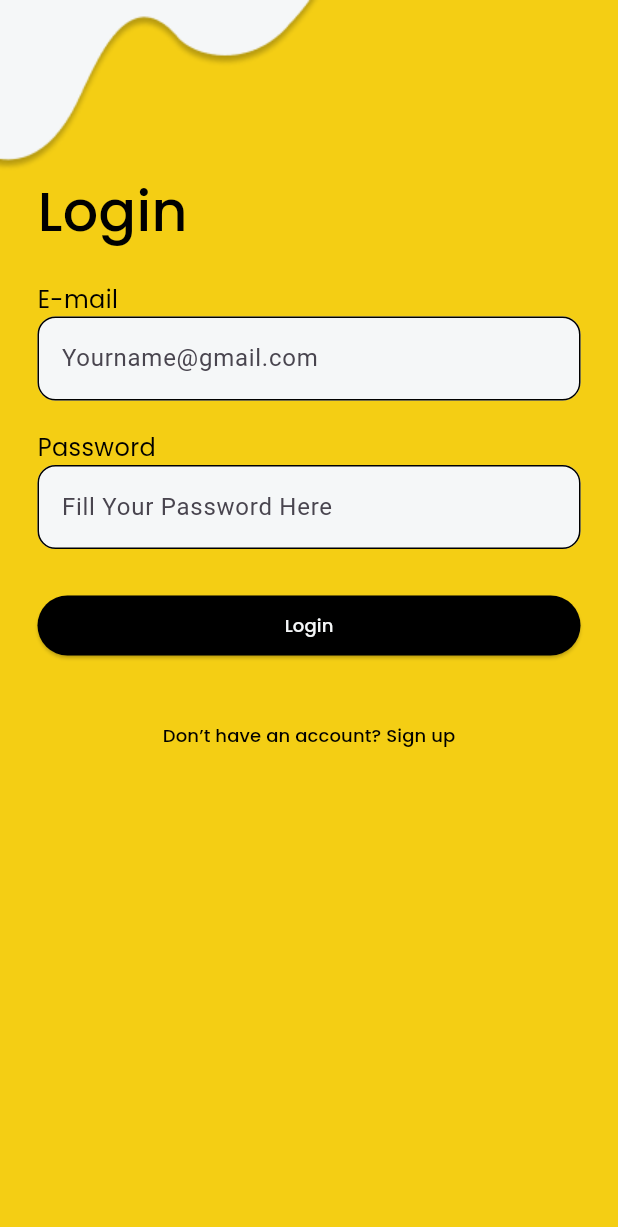
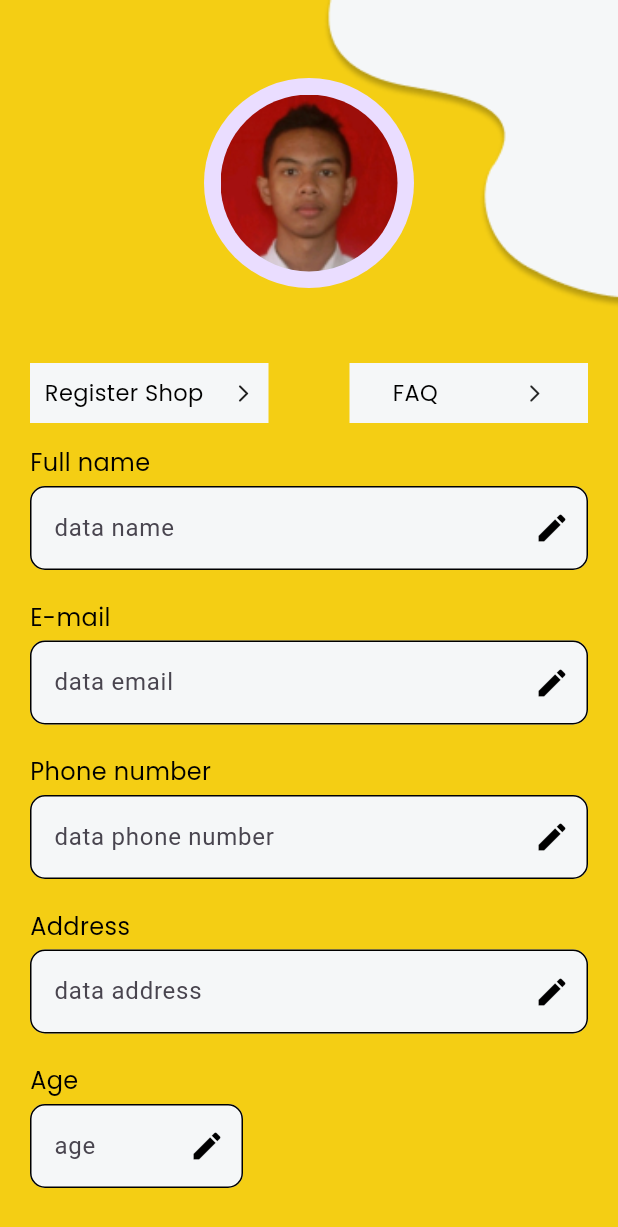
Before and after one commit to shandikadav/garudahack_priasigma, a Flutter app: the screen it shows after launch, on a phone screen of 412 x 824 dp. Shown: the top 1227 px of the screen. Run offline on Flutter 3.47's test engine with Material 3 defaults, Android fonts, the phone set to English and light mode, and no system bars; our stand-ins replace bloc, flutter_bloc, go_router, google_fonts, shared_preferences.

Commit message:
feat : add profile page

```diff
--- a/lib/routes/route_name.dart
+++ b/lib/routes/route_name.dart
@@ -5,4 +5,5 @@ abstract class RouteNames {
   static const signIn = 'signIn';
   static const signUp = 'signUp';
   static const home = 'home';
+  static const profile = 'profile';
 }
--- a/lib/routes/router.dart
+++ b/lib/routes/router.dart
@@ -1,4 +1,5 @@
 import 'package:garudahack_priasigmas/ui/pages/home_page.dart';
+import 'package:garudahack_priasigmas/ui/pages/profile_page.dart';
 import 'package:garudahack_priasigmas/ui/pages/signup_page.dart';
 import 'package:go_router/go_router.dart';
 
@@ -12,8 +13,8 @@ final router = GoRouter(
   routes: [
     GoRoute(
       path: '/',
-      name: RouteNames.splash,
-      builder: (context, state) => const SplashPage(),
+      name: RouteNames.profile,
+      builder: (context, state) => const ProfilePage(),
       // routes: []
     ),
     GoRoute(
--- /dev/null
+++ b/lib/ui/pages/profile_page.dart
@@ -0,0 +1,311 @@
+import 'package:flutter/material.dart';
+import 'package:garudahack_priasigmas/shared/theme/themes.dart';
+
+class ProfilePage extends StatelessWidget {
+  const ProfilePage({super.key});
+
+  @override
+  Widget build(BuildContext context) {
+    return Scaffold(
+      backgroundColor: primaryColor,
+      body: Stack(
+        children: [
+          Row(
+            mainAxisAlignment: MainAxisAlignment.end,
+            children: [
+              Image.asset('assets/img_vector1.png'),
+            ],
+          ),
+          ListView(
+            children: [
+              SizedBox(
+                height: 52,
+              ),
+              CircleAvatar(
+                minRadius: 70,
+                child: Container(
+                  height: 118,
+                  width: 118,
+                  decoration: BoxDecoration(
+                    shape: BoxShape.circle,
+                    image: DecorationImage(
+                      image: AssetImage('assets/img_profile.png'),
+                      fit: BoxFit.fill,
+                    ),
+                  ),
+                ),
+              ),
+              const SizedBox(
+                height: 50,
+              ),
+              Padding(
+                padding: const EdgeInsets.symmetric(horizontal: 20),
+                child: Row(
+                  mainAxisAlignment: MainAxisAlignment.spaceBetween,
+                  children: [
+                    InkWell(
+                      onTap: () {},
+                      child: Container(
+                        width: 159,
+                        height: 40,
+                        decoration: BoxDecoration(
+                          color: whiteColor,
+                        ),
+                        child: Row(
+                          mainAxisAlignment: MainAxisAlignment.spaceAround,
+                          children: [
+                            Text(
+                              'Register Shop',
+                              style: blackColorTextStyle.copyWith(
+                                fontSize: 15,
+                              ),
+                            ),
+                            const Icon(
+                              Icons.arrow_forward_ios_rounded,
+                              size: 14,
+                            )
+                          ],
+                        ),
+                      ),
+                    ),
+                    InkWell(
+                      onTap: () {},
+                      child: Container(
+                        width: 159,
+                        height: 40,
+                        decoration: BoxDecoration(
+                          color: whiteColor,
+                        ),
+                        child: Row(
+                          mainAxisAlignment: MainAxisAlignment.spaceAround,
+                          children: [
+                            Text(
+                              'FAQ',
+                              style: blackColorTextStyle.copyWith(
+                                fontSize: 15,
+                              ),
+                            ),
+                            const Icon(
+                              Icons.arrow_forward_ios_rounded,
+                              size: 14,
+                            )
+                          ],
+                        ),
+                      ),
+                    ),
+                  ],
+                ),
+              ),
+              const SizedBox(
+                height: 15,
+              ),
+              //full name textfield
+              Padding(
+                padding: const EdgeInsets.symmetric(
+                  horizontal: 20,
+                ),
+                child: Column(
+                  crossAxisAlignment: CrossAxisAlignment.start,
+                  children: [
+                    Text(
+                      'Full name',
+                      style: blackColorTextStyle.copyWith(
+                        fontSize: 16,
+                      ),
+                    ),
+                    const SizedBox(
+                      height: 4,
+                    ),
+                    TextField(
+                      // controller: nameController,
+                      decoration: InputDecoration(
+                        filled: true,
+                        fillColor: whiteColor,
+                        hintText: 'data name',
+                        suffixIcon: Icon(
+                          Icons.edit,
+                          color: blackColor,
+                        ),
+                        enabledBorder: OutlineInputBorder(
+                          borderRadius: BorderRadius.circular(10),
+                        ),
+                        focusedBorder: OutlineInputBorder(
+                          borderRadius: BorderRadius.circular(10),
+                        ),
+                      ),
+                    ),
+                  ],
+                ),
+              ),
+              const SizedBox(
+                height: 20,
+              ),
+              //email textfield
+              Padding(
+                padding: const EdgeInsets.symmetric(
+                  horizontal: 20,
+                ),
+                child: Column(
+                  crossAxisAlignment: CrossAxisAlignment.start,
+                  children: [
+                    Text(
+                      'E-mail',
+                      style: blackColorTextStyle.copyWith(
+                        fontSize: 16,
+                      ),
+                    ),
+                    const SizedBox(
+                      height: 4,
+                    ),
+                    TextField(
+                      // controller: nameController,
+                      decoration: InputDecoration(
+                        filled: true,
+                        fillColor: whiteColor,
+                        hintText: 'data email',
+                        suffixIcon: Icon(
+                          Icons.edit,
+                          color: blackColor,
+                        ),
+                        enabledBorder: OutlineInputBorder(
+                          borderRadius: BorderRadius.circular(10),
+                        ),
+                        focusedBorder: OutlineInputBorder(
+                          borderRadius: BorderRadius.circular(10),
+                        ),
+                      ),
+                    ),
+                  ],
+                ),
+              ),
+              const SizedBox(
+                height: 20,
+              ),
+              //phone number textfield
+              Padding(
+                padding: const EdgeInsets.symmetric(
+                  horizontal: 20,
+                ),
+                child: Column(
+                  crossAxisAlignment: CrossAxisAlignment.start,
+                  children: [
+                    Text(
+                      'Phone number',
+                      style: blackColorTextStyle.copyWith(
+                        fontSize: 16,
+                      ),
+                    ),
+                    const SizedBox(
+                      height: 4,
+                    ),
+                    TextField(
+                      // controller: nameController,
+                      decoration: InputDecoration(
+                        filled: true,
+                        fillColor: whiteColor,
+                        hintText: 'data phone number',
+                        suffixIcon: Icon(
+                          Icons.edit,
+                          color: blackColor,
+                        ),
+                        enabledBorder: OutlineInputBorder(
+                          borderRadius: BorderRadius.circular(10),
+                        ),
+                        focusedBorder: OutlineInputBorder(
+                          borderRadius: BorderRadius.circular(10),
+                        ),
+                      ),
+                    ),
+                  ],
+                ),
+              ),
+              const SizedBox(
+                height: 20,
+              ),
+              //address textfield
+              Padding(
+                padding: const EdgeInsets.symmetric(
+                  horizontal: 20,
+                ),
+                child: Column(
+                  crossAxisAlignment: CrossAxisAlignment.start,
+                  children: [
+                    Text(
+                      'Address',
+                      style: blackColorTextStyle.copyWith(
+                        fontSize: 16,
+                      ),
+                    ),
+                    const SizedBox(
+                      height: 4,
+                    ),
+                    TextField(
+                      // controller: nameController,
+                      decoration: InputDecoration(
+                        filled: true,
+                        fillColor: whiteColor,
+                        hintText: 'data address',
+                        suffixIcon: Icon(
+                          Icons.edit,
+                          color: blackColor,
+                        ),
+                        enabledBorder: OutlineInputBorder(
+                          borderRadius: BorderRadius.circular(10),
+                        ),
+                        focusedBorder: OutlineInputBorder(
+                          borderRadius: BorderRadius.circular(10),
+                        ),
+                      ),
+                    ),
+                  ],
+                ),
+              ),
+              const SizedBox(
+                height: 20,
+              ),
+              // age textfield
+              Padding(
+                padding: const EdgeInsets.only(
+                  left: 20,
+                  right: 250,
+                ),
+                child: Column(
+                  crossAxisAlignment: CrossAxisAlignment.start,
+                  children: [
+                    Text(
+                      'Age',
+                      style: blackColorTextStyle.copyWith(
+                        fontSize: 16,
+                      ),
+                    ),
+                    const SizedBox(
+                      height: 4,
+                    ),
+                    TextField(
+                      // controller: nameController,
+                      decoration: InputDecoration(
+                        filled: true,
+                        fillColor: whiteColor,
+                        hintText: 'age',
+                        suffixIcon: Icon(
+                          Icons.edit,
+                          color: blackColor,
+                        ),
+                        enabledBorder: OutlineInputBorder(
+                          borderRadius: BorderRadius.circular(10),
+                        ),
+                        focusedBorder: OutlineInputBorder(
+                          borderRadius: BorderRadius.circular(10),
+                        ),
+                      ),
+                    ),
+                  ],
+                ),
+              ),
+            ],
+          )
+        ],
+      ),
+    );
+  }
+}
```
Also changed, not shown: assets/img_profile.png (added).
